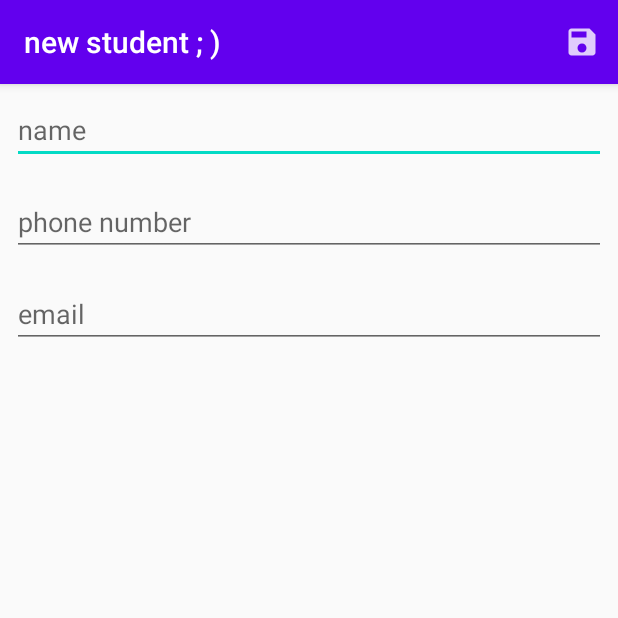
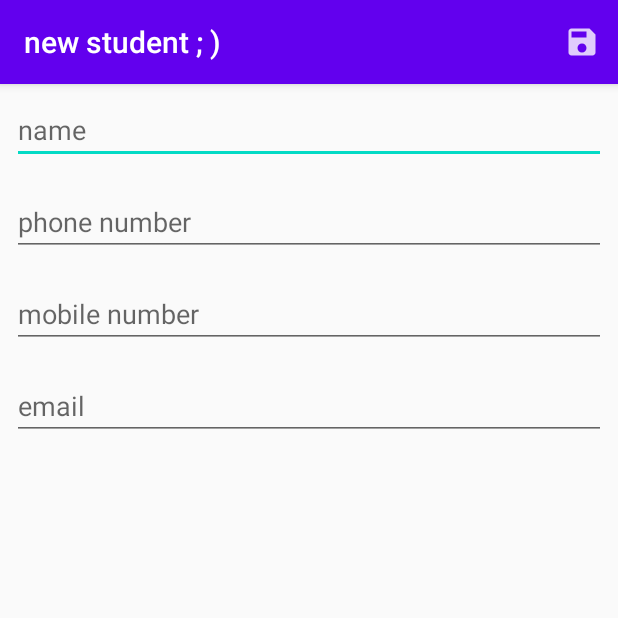
Before and after one commit to neji-hyuga/display_contacts_app, an Android app: the screen it shows after launch (RegisterStudentActivity), after a tap on an icon or button, on a phone screen of 412 x 824 dp, the top half of it. Run offline under Robolectric (Android 15) with nearby library versions, the phone set to English and light mode, and no system bars; our stand-ins replace Room's generated code.

Commit message:
null pointer esception

```diff
--- /dev/null
+++ b/app/src/main/java/com/alura/displaycontactsapp/dao/PhoneDAO.java
@@ -0,0 +1,12 @@
+package com.alura.displaycontactsapp.dao;
+
+import androidx.room.Dao;
+import androidx.room.Query;
+
+import com.alura.displaycontactsapp.model.Phone;
+
+@Dao
+public interface PhoneDAO {
+    @Query("SELECT * FROM Phone WHERE studentId = :studentId LIMIT 1")
+    Phone searchFirstStudentPhone(int studentId);
+}
--- a/app/src/main/java/com/alura/displaycontactsapp/db/ContactsDatabase.java
+++ b/app/src/main/java/com/alura/displaycontactsapp/db/ContactsDatabase.java
@@ -7,14 +7,17 @@ import androidx.room.Room;
 import androidx.room.RoomDatabase;
 import androidx.room.TypeConverters;
 
+import com.alura.displaycontactsapp.dao.PhoneDAO;
 import com.alura.displaycontactsapp.db.converter.ConvertCalendar;
+import com.alura.displaycontactsapp.db.converter.ConvertTypePhoneNumber;
 import com.alura.displaycontactsapp.db.dao.StudentDAO;
+import com.alura.displaycontactsapp.model.Phone;
 import com.alura.displaycontactsapp.model.Student;
 
 import static com.alura.displaycontactsapp.db.ContactsMigrations.ALL_MIGRATIONS;
 
-@Database(entities = {Student.class}, version = 4, exportSchema = false)
-@TypeConverters({ConvertCalendar.class})
+@Database(entities = {Student.class, Phone.class}, version = 6, exportSchema = false)
+@TypeConverters({ConvertCalendar.class, ConvertTypePhoneNumber.class})
 public abstract class ContactsDatabase extends RoomDatabase {
 
     private static final String CONTACTS_DB = "contacts.db";
@@ -29,4 +32,6 @@ public abstract class ContactsDatabase extends RoomDatabase {
                 .addMigrations(ALL_MIGRATIONS)
                 .build();
     }
+
+    public abstract PhoneDAO getPhoneDAO() ;
 }
--- /dev/null
+++ b/app/src/main/java/com/alura/displaycontactsapp/model/TypePhoneNumber.java
@@ -0,0 +1,5 @@
+package com.alura.displaycontactsapp.model;
+
+public enum TypePhoneNumber {
+    HOME, MOBILE
+}
--- a/app/src/main/java/com/alura/displaycontactsapp/ui/activity/RegisterStudentActivity.java
+++ b/app/src/main/java/com/alura/displaycontactsapp/ui/activity/RegisterStudentActivity.java
@@ -24,6 +24,7 @@ public class RegisterStudentActivity extends AppCompatActivity {
     private static final String APPBAR_TITLE_EDIT_STUDENT = "edit student info";
     private TextInputEditText studentName;
     private TextInputEditText studentPhone;
+    private TextInputEditText studentMobile;
     private TextInputEditText studentEmail;
     private StudentDAO dao;
     private Student student;
@@ -68,7 +69,8 @@ public class RegisterStudentActivity extends AppCompatActivity {
 
     private void fillsFields() {
         studentName.setText(student.getName());
-        studentPhone.setText(student.getPhone());
+//        studentPhone.setText(student.getPhone());
+//        studentMobile.setText(student.getMobile());
         studentEmail.setText(student.getEmail());
     }
 
@@ -85,16 +87,19 @@ public class RegisterStudentActivity extends AppCompatActivity {
     private void initializesFields() {
         studentName = findViewById(R.id.activity_register_student_name_id);
         studentPhone = findViewById(R.id.activity_register_student_phone_number_id);
+        studentMobile = findViewById(R.id.activity_register_student_mobile_number_id);
         studentEmail = findViewById(R.id.activity_register_student_email_id);
     }
 
     private void completesStudentForm() {
         String name = Objects.requireNonNull(studentName.getText()).toString();
         String phone = Objects.requireNonNull(studentPhone.getText()).toString();
+        String mobile = Objects.requireNonNull(studentMobile.getText()).toString();
         String email = Objects.requireNonNull(studentEmail.getText()).toString();
 
         student.setName(name);
-        student.setPhone(phone);
+//        student.setPhone(phone);
+//        student.setMobile(mobile);
         student.setEmail(email);
     }
 
--- a/app/src/main/java/com/alura/displaycontactsapp/ui/adapter/StudentListAdapter.java
+++ b/app/src/main/java/com/alura/displaycontactsapp/ui/adapter/StudentListAdapter.java
@@ -8,6 +8,9 @@ import android.widget.BaseAdapter;
 import android.widget.TextView;
 
 import com.alura.displaycontactsapp.R;
+import com.alura.displaycontactsapp.dao.PhoneDAO;
+import com.alura.displaycontactsapp.db.ContactsDatabase;
+import com.alura.displaycontactsapp.model.Phone;
 import com.alura.displaycontactsapp.model.Student;
 
 import java.util.ArrayList;
@@ -17,9 +20,12 @@ public class StudentListAdapter extends BaseAdapter {
 
     private final List<Student> students = new ArrayList<>();
     private final Context context;
+    private final PhoneDAO dao;
+
 
     public StudentListAdapter(Context context) {
         this.context = context;
+        dao= ContactsDatabase.getInstance(context).getPhoneDAO();
     }
 
     @Override
@@ -47,9 +53,10 @@ public class StudentListAdapter extends BaseAdapter {
 
     private void joinsInformation(View view, Student studentSelected) {
         TextView name = view.findViewById(R.id.item_student_name_id);
+        name.setText(studentSelected.getName());
         TextView phone = view.findViewById(R.id.item_student_phone_id);
-        name.setText(studentSelected.getCompleteName() + " " + studentSelected.formattedDate());
-        phone.setText(studentSelected.getPhone());
+        Phone firstPhone = dao.searchFirstStudentPhone(studentSelected.getId());
+        phone.setText(firstPhone.getNumber());
     }
 
     private View createsView(ViewGroup viewGroup) {
--- a/app/src/main/res/layout/activity_register_student.xml
+++ b/app/src/main/res/layout/activity_register_student.xml
@@ -16,20 +16,20 @@
             android:hint="@string/name_edit_text_hint"
             android:inputType="textCapWords" />
 
-<!--        <com.google.android.material.textfield.TextInputEditText-->
-<!--            android:id="@+id/activity_register_student_surname_id"-->
-<!--            android:layout_width="match_parent"-->
-<!--            android:layout_height="wrap_content"-->
-<!--            android:layout_margin="8dp"-->
-<!--            android:hint="@string/text_surname"-->
-<!--            android:inputType="textCapWords" />-->
-
         <com.google.android.material.textfield.TextInputEditText
             android:id="@+id/activity_register_student_phone_number_id"
             android:layout_width="match_parent"
             android:layout_height="wrap_content"
             android:layout_margin="8dp"
             android:hint="@string/phone_edit_text_hint"
+            android:inputType="phone" />
+
+        <com.google.android.material.textfield.TextInputEditText
+            android:id="@+id/activity_register_student_mobile_number_id"
+            android:layout_width="match_parent"
+            android:layout_height="wrap_content"
+            android:layout_margin="8dp"
+            android:hint="@string/text_mobile"
             android:inputType="phone" />
 
         <com.google.android.material.textfield.TextInputEditText
--- a/app/src/main/res/values/strings.xml
+++ b/app/src/main/res/values/strings.xml
@@ -5,5 +5,6 @@
     <string name="email_edit_text_hint">email</string>
     <string name="remove">remove</string>
     <string name="save">save</string>
-<!--    <string name="text_surname">surname</string>-->
+    <string name="text_mobile">mobile number</string>
+    <!--    <string name="text_surname">surname</string>-->
 </resources>
```
Also changed, not shown: app/src/main/java/com/alura/displaycontactsapp/db/ContactsMigrations.java (+53 -1 lines), app/src/main/java/com/alura/displaycontactsapp/db/converter/ConvertTypePhoneNumber.java (added, +21 -0 lines), app/src/main/java/com/alura/displaycontactsapp/model/Phone.java (added, +52 -0 lines), app/src/main/java/com/alura/displaycontactsapp/model/Student.java (+4 -12 lines).
